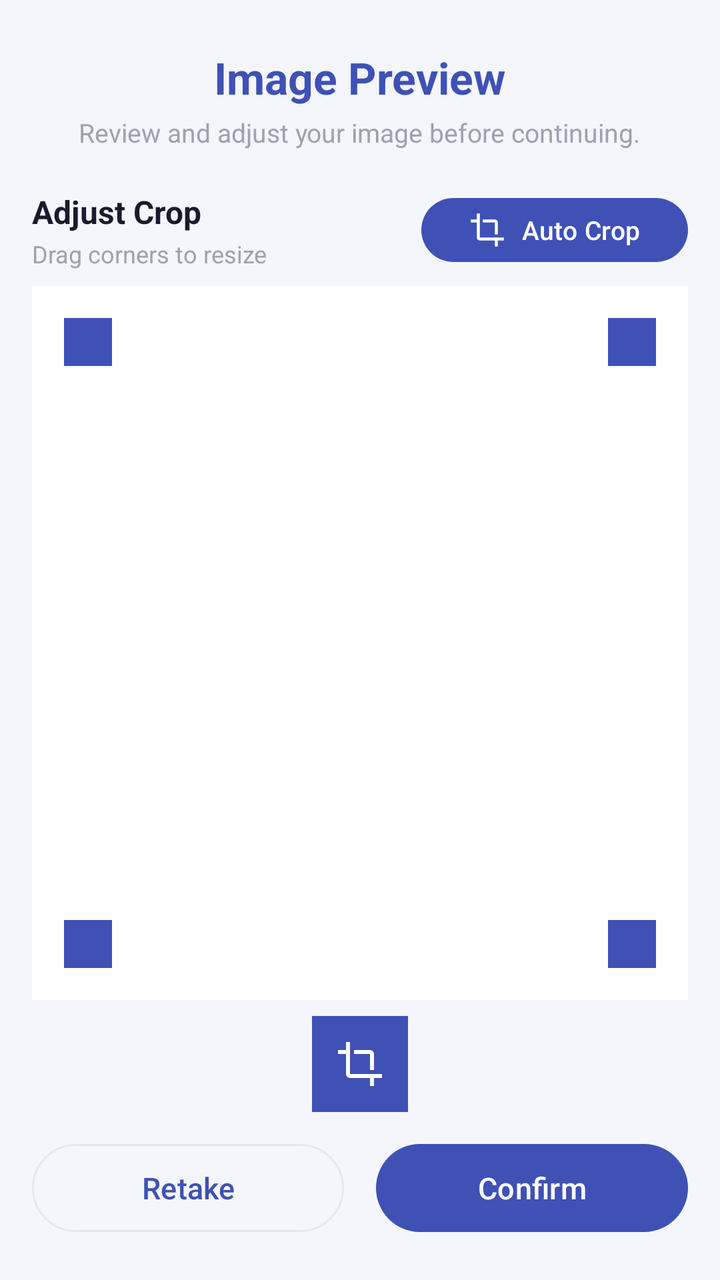
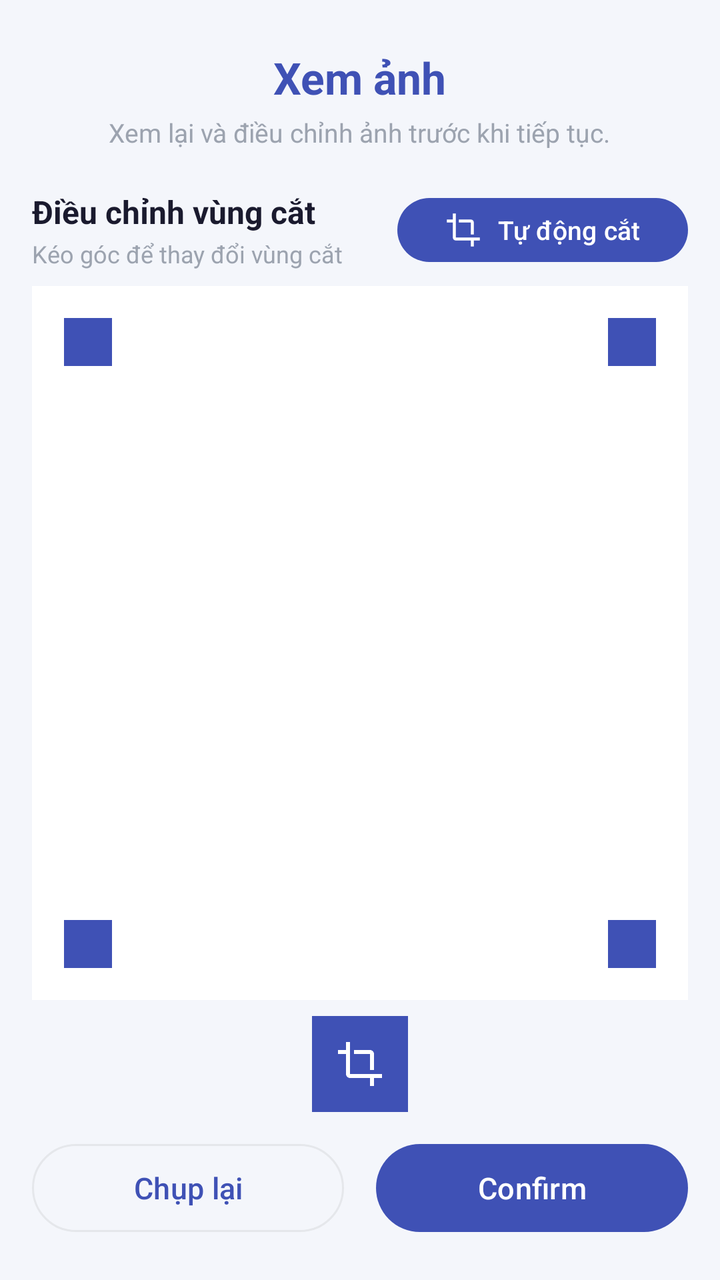

The first picture is an Android layout as it rendered before a commit; the second is the same layout after the commit. The layout source and the unified diff follow.
<!-- AndroidManifest.xml: application theme Theme.SmartDocs -->
<!-- res/layout/activity_image_preview.xml -->
<?xml version="1.0" encoding="utf-8"?>
<LinearLayout
    xmlns:android="http://schemas.android.com/apk/res/android"
    xmlns:app="http://schemas.android.com/apk/res-auto"
    android:layout_width="match_parent"
    android:layout_height="match_parent"
    android:orientation="vertical"
    android:background="@color/background">

    
    <LinearLayout
        android:layout_width="match_parent"
        android:layout_height="wrap_content"
        android:orientation="vertical"
        android:paddingTop="24dp"
        android:paddingBottom="12dp"
        android:paddingStart="16dp"
        android:paddingEnd="16dp"
        android:gravity="center_horizontal">

        <TextView
            android:layout_width="wrap_content"
            android:layout_height="wrap_content"
            android:text="Image Preview"
            android:textSize="22sp"
            android:textStyle="bold"
            android:textColor="@color/primary" />

        <TextView
            android:layout_width="wrap_content"
            android:layout_height="wrap_content"
            android:text="Review and adjust your image before continuing."
            android:textSize="13sp"
            android:textColor="@color/text_hint"
            android:layout_marginTop="4dp"
            android:gravity="center" />

    </LinearLayout>

    
    <LinearLayout
        android:layout_width="match_parent"
        android:layout_height="wrap_content"
        android:orientation="horizontal"
        android:paddingStart="16dp"
        android:paddingEnd="16dp"
        android:paddingTop="8dp"
        android:paddingBottom="8dp"
        android:gravity="center_vertical">

        
        <LinearLayout
            android:layout_width="0dp"
            android:layout_height="wrap_content"
            android:layout_weight="1"
            android:orientation="vertical">

            <TextView
                android:layout_width="wrap_content"
                android:layout_height="wrap_content"
                android:text="Adjust Crop"
                android:textSize="16sp"
                android:textStyle="bold"
                android:textColor="@color/text_primary" />

            <TextView
                android:layout_width="wrap_content"
                android:layout_height="wrap_content"
                android:text="Drag corners to resize"
                android:textSize="12sp"
                android:textColor="@color/text_hint"
                android:layout_marginTop="2dp" />

        </LinearLayout>

        
        <com.google.android.material.button.MaterialButton
            android:id="@+id/btnAutoCrop"
            android:layout_width="wrap_content"
            android:layout_height="40dp"
            android:text="Auto Crop"
            android:textSize="13sp"
            app:icon="@drawable/ic_crop"
            app:iconGravity="textStart"
            app:cornerRadius="20dp"
            app:backgroundTint="@color/primary" />

    </LinearLayout>

    
    <FrameLayout
        android:layout_width="match_parent"
        android:layout_height="0dp"
        android:layout_weight="1"
        android:layout_marginStart="16dp"
        android:layout_marginEnd="16dp"
        android:layout_marginBottom="8dp"
        android:background="@color/surface">

        
        <ImageView
            android:id="@+id/imgPreviewCrop"
            android:layout_width="match_parent"
            android:layout_height="match_parent"
            android:scaleType="fitCenter"
            android:adjustViewBounds="true" />

        
        <View
            android:id="@+id/viewCropOverlay"
            android:layout_width="match_parent"
            android:layout_height="match_parent"
            android:background="@drawable/ic_arrow_back"
            android:alpha="0"
            android:visibility="gone" />

        
        <View
            android:layout_width="24dp"
            android:layout_height="24dp"
            android:layout_gravity="top|start"
            android:layout_margin="16dp"
            android:background="@color/primary" />

        
        <View
            android:layout_width="24dp"
            android:layout_height="24dp"
            android:layout_gravity="top|end"
            android:layout_margin="16dp"
            android:background="@color/primary" />

        
        <View
            android:layout_width="24dp"
            android:layout_height="24dp"
            android:layout_gravity="bottom|start"
            android:layout_margin="16dp"
            android:background="@color/primary" />

        
        <View
            android:layout_width="24dp"
            android:layout_height="24dp"
            android:layout_gravity="bottom|end"
            android:layout_margin="16dp"
            android:background="@color/primary" />

    </FrameLayout>

    
    <LinearLayout
        android:layout_width="match_parent"
        android:layout_height="wrap_content"
        android:orientation="vertical"
        android:gravity="center"
        android:paddingBottom="4dp">

        <ImageView
            android:id="@+id/imgCropIcon"
            android:layout_width="48dp"
            android:layout_height="48dp"
            android:src="@drawable/ic_crop"
            android:background="@color/primary"
            app:tint="@color/white"
            android:padding="12dp"
            android:clickable="true"
            android:focusable="true" />

    </LinearLayout>

    
    <LinearLayout
        android:layout_width="match_parent"
        android:layout_height="wrap_content"
        android:orientation="horizontal"
        android:paddingStart="16dp"
        android:paddingEnd="16dp"
        android:paddingTop="8dp"
        android:paddingBottom="20dp">

        

        
        <com.google.android.material.button.MaterialButton
            android:id="@+id/btnRetake"
            style="@style/Widget.Material3.Button.OutlinedButton"
            android:layout_width="0dp"
            android:layout_height="52dp"
            android:layout_marginEnd="8dp"
            android:layout_weight="1"
            android:text="Retake"
            android:textSize="15sp"
            app:cornerRadius="26dp"
            app:iconGravity="textStart" />

        <com.google.android.material.button.MaterialButton
            android:id="@+id/btnConfirm"
            android:layout_width="0dp"
            android:layout_height="52dp"
            android:layout_weight="1"
            android:layout_marginStart="8dp"
            android:text="Confirm"
            android:textSize="15sp"
            app:iconGravity="textStart"
            app:cornerRadius="26dp"
            app:backgroundTint="@color/primary" />

    </LinearLayout>

</LinearLayout>
<!-- resources referenced by this layout -->
<resources>
  <color name="background">#F4F6FB</color>
  <color name="primary">#3F51B5</color>
  <color name="surface">#FFFFFF</color>
  <color name="text_hint">#9CA3AF</color>
  <color name="text_primary">#1A1A2E</color>
  <color name="white">#FFFFFFFF</color>
  <!-- drawable ic_arrow_back (drawable) -->
  <?xml version="1.0" encoding="utf-8"?>
  <vector xmlns:android="http://schemas.android.com/apk/res/android"
      android:width="24dp"
      android:height="24dp"
      android:viewportWidth="24"
      android:viewportHeight="24">
      <path
          android:fillColor="@android:color/white"
          android:pathData="M20,11H7.83l5.59,-5.59L12,4l-8,8 8,8 1.41,-1.41L7.83,13H20v-2z" />
  </vector>
  <!-- drawable ic_crop (drawable) -->
  <?xml version="1.0" encoding="utf-8"?>
  <vector xmlns:android="http://schemas.android.com/apk/res/android"
      android:width="24dp"
      android:height="24dp"
      android:viewportWidth="24"
      android:viewportHeight="24">
      <path
          android:fillColor="#0D6EDF"
          android:pathData="M17,15h2V7c0,-1.1 -0.9,-2 -2,-2H9v2h8v8zM7,17V1H5v4H1v2h4v10c0,1.1 0.9,2 2,2h10v4h2v-4h4v-2H7z" />
  </vector>
  <style name="Theme.SmartDocs" parent="Base.Theme.SmartDocs" />
  <style name="Base.Theme.SmartDocs" parent="Theme.Material3.DayNight.NoActionBar">
          
          <item name="colorPrimary">@color/primary</item>
          <item name="colorPrimaryVariant">@color/primary_dark</item>
          <item name="colorSecondary">@color/accent_green</item>
          <item name="colorSecondaryVariant">@color/accent_green_dark</item>
          
          <item name="colorOnPrimary">@color/white</item>
          
          <item name="android:statusBarColor">@color/primary_dark</item>
          
          <item name="android:colorBackground">@color/background</item>
          
          <item name="colorSurface">@color/surface</item>
          <item name="colorOnSurface">@color/text_primary</item>
          <item name="colorOutline">@color/divider</item>
          
          <item name="android:windowAnimationStyle">@style/AppActivityAnimation</item>
      </style>
  <color name="primary_dark">#303F9F</color>
  <color name="accent_green">#43A047</color>
  <color name="accent_green_dark">#2E7D32</color>
  <color name="divider">#E5E7EB</color>
  <style name="AppActivityAnimation" parent="@android:style/Animation.Activity">
          <item name="android:activityOpenEnterAnimation">@anim/slide_in_right</item>
          <item name="android:activityOpenExitAnimation">@anim/slide_out_left</item>
          <item name="android:activityCloseEnterAnimation">@anim/slide_in_left</item>
          <item name="android:activityCloseExitAnimation">@anim/slide_out_right</item>
      </style>
</resources>

<!-- the commit's change to res/layout/activity_image_preview.xml (unified diff, before → after) -->
@@ -21,7 +21,7 @@
         <TextView
             android:layout_width="wrap_content"
             android:layout_height="wrap_content"
-            android:text="Image Preview"
+            android:text="Xem ảnh"
             android:textSize="22sp"
             android:textStyle="bold"
             android:textColor="@color/primary" />
@@ -29,7 +29,7 @@
         <TextView
             android:layout_width="wrap_content"
             android:layout_height="wrap_content"
-            android:text="Review and adjust your image before continuing."
+            android:text="Xem lại và điều chỉnh ảnh trước khi tiếp tục."
             android:textSize="13sp"
             android:textColor="@color/text_hint"
             android:layout_marginTop="4dp"
@@ -58,7 +58,7 @@
             <TextView
                 android:layout_width="wrap_content"
                 android:layout_height="wrap_content"
-                android:text="Adjust Crop"
+                android:text="Điều chỉnh vùng cắt"
                 android:textSize="16sp"
                 android:textStyle="bold"
                 android:textColor="@color/text_primary" />
@@ -66,7 +66,7 @@
             <TextView
                 android:layout_width="wrap_content"
                 android:layout_height="wrap_content"
-                android:text="Drag corners to resize"
+                android:text="Kéo góc để thay đổi vùng cắt"
                 android:textSize="12sp"
                 android:textColor="@color/text_hint"
                 android:layout_marginTop="2dp" />
@@ -78,7 +78,7 @@
             android:id="@+id/btnAutoCrop"
             android:layout_width="wrap_content"
             android:layout_height="40dp"
-            android:text="Auto Crop"
+            android:text="Tự động cắt"
             android:textSize="13sp"
             app:icon="@drawable/ic_crop"
             app:iconGravity="textStart"
@@ -189,7 +189,7 @@
             android:layout_height="52dp"
             android:layout_marginEnd="8dp"
             android:layout_weight="1"
-            android:text="Retake"
+            android:text="Chụp lại"
             android:textSize="15sp"
             app:cornerRadius="26dp"
             app:iconGravity="textStart" />
